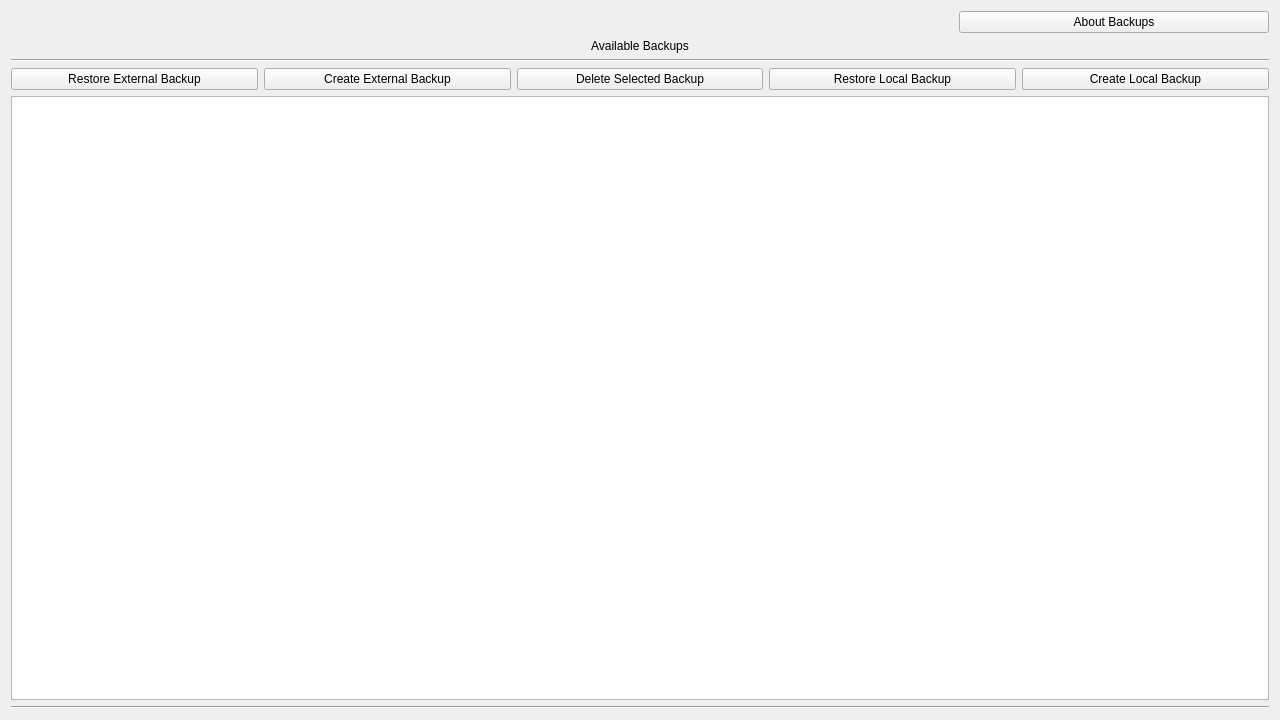
First picture: the form in src/gui/widgets/backupwidget.ui, repository fiffty-50/openPilotLog, before the edit.
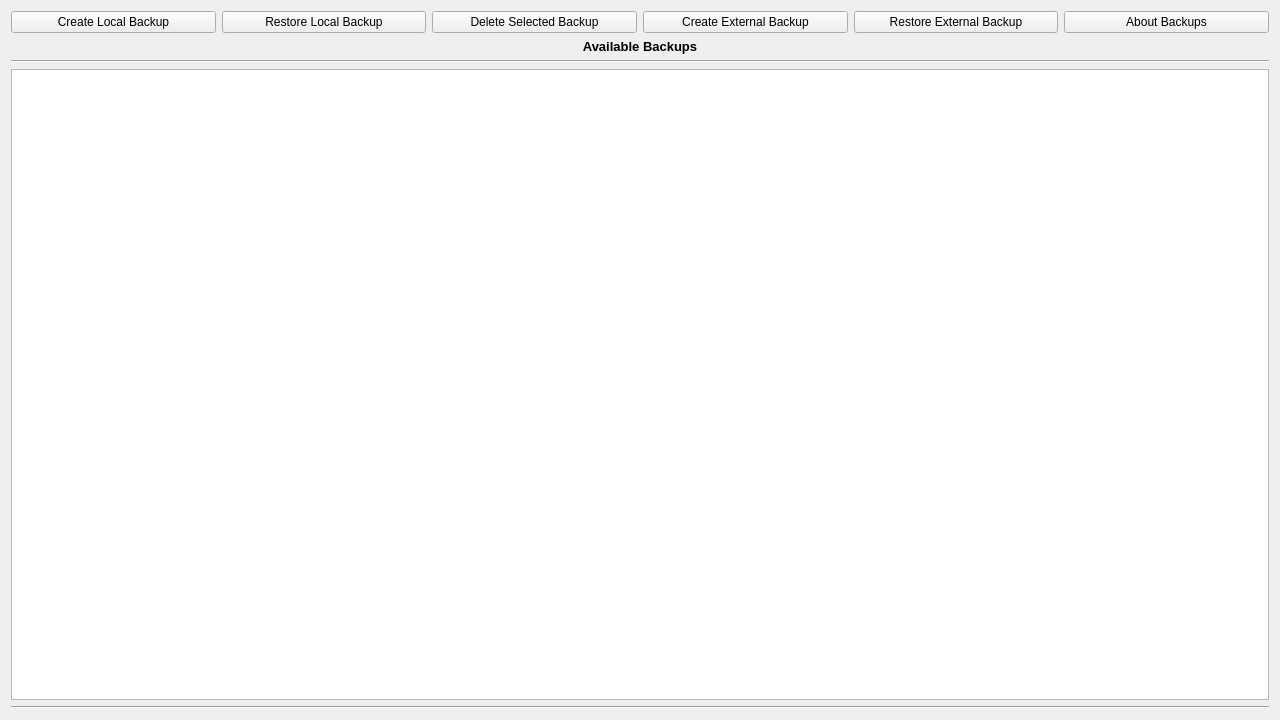
Second picture: the form after the edit.

The edit to the form file:
```diff
--- a/src/gui/widgets/backupwidget.ui
+++ b/src/gui/widgets/backupwidget.ui
@@ -14,6 +14,76 @@
    <string>Form</string>
   </property>
   <layout class="QGridLayout" name="gridLayout">
+   <item row="6" column="0">
+    <widget class="Line" name="line_2">
+     <property name="orientation">
+      <enum>Qt::Horizontal</enum>
+     </property>
+    </widget>
+   </item>
+   <item row="2" column="0">
+    <widget class="QLabel" name="availableBackupsLabel">
+     <property name="font">
+      <font>
+       <pointsize>10</pointsize>
+       <weight>75</weight>
+       <bold>true</bold>
+      </font>
+     </property>
+     <property name="text">
+      <string>Available Backups</string>
+     </property>
+     <property name="alignment">
+      <set>Qt::AlignCenter</set>
+     </property>
+    </widget>
+   </item>
+   <item row="1" column="0">
+    <layout class="QHBoxLayout" name="horizontalLayout_11">
+     <item>
+      <widget class="QPushButton" name="createLocalPushButton">
+       <property name="text">
+        <string>Create Local Backup</string>
+       </property>
+      </widget>
+     </item>
+     <item>
+      <widget class="QPushButton" name="restoreLocalPushButton">
+       <property name="text">
+        <string>Restore Local Backup</string>
+       </property>
+      </widget>
+     </item>
+     <item>
+      <widget class="QPushButton" name="deleteSelectedPushButton">
+       <property name="text">
+        <string>Delete Selected Backup</string>
+       </property>
+      </widget>
+     </item>
+     <item>
+      <widget class="QPushButton" name="createExternalPushButton">
+       <property name="text">
+        <string>Create External Backup</string>
+       </property>
+      </widget>
+     </item>
+     <item>
+      <widget class="QPushButton" name="restoreExternalPushButton">
+       <property name="text">
+        <string>Restore External Backup</string>
+       </property>
+      </widget>
+     </item>
+     <item>
+      <widget class="QPushButton" name="aboutPushButton">
+       <property name="text">
+        <string>About Backups</string>
+       </property>
+      </widget>
+     </item>
+    </layout>
+   </item>
    <item row="4" column="0">
     <widget class="QTableView" name="tableView">
      <property name="sizePolicy">
@@ -45,124 +115,12 @@
      </attribute>
     </widget>
    </item>
-   <item row="2" column="0">
-    <widget class="Line" name="line">
-     <property name="orientation">
-      <enum>Qt::Horizontal</enum>
-     </property>
-    </widget>
-   </item>
-   <item row="6" column="0">
-    <widget class="Line" name="line_2">
-     <property name="orientation">
-      <enum>Qt::Horizontal</enum>
-     </property>
-    </widget>
-   </item>
-   <item row="0" column="0">
-    <layout class="QHBoxLayout" name="horizontalLayout_2">
-     <item>
-      <widget class="QLabel" name="aboutSpacerLabel1">
-       <property name="text">
-        <string/>
-       </property>
-      </widget>
-     </item>
-     <item>
-      <widget class="QLabel" name="aboutSpacerLabel2">
-       <property name="text">
-        <string/>
-       </property>
-      </widget>
-     </item>
-     <item>
-      <widget class="QLabel" name="aboutSpacerLabel3">
-       <property name="text">
-        <string/>
-       </property>
-      </widget>
-     </item>
-     <item>
-      <widget class="QPushButton" name="aboutPushButton">
-       <property name="text">
-        <string>About Backups</string>
-       </property>
-      </widget>
-     </item>
-    </layout>
-   </item>
-   <item row="1" column="0">
-    <layout class="QHBoxLayout" name="horizontalLayout">
-     <item>
-      <widget class="QLabel" name="titleSpacerLabel1">
-       <property name="sizePolicy">
-        <sizepolicy hsizetype="Preferred" vsizetype="Minimum">
-         <horstretch>0</horstretch>
-         <verstretch>0</verstretch>
-        </sizepolicy>
-       </property>
-       <property name="text">
-        <string/>
-       </property>
-      </widget>
-     </item>
-     <item>
-      <widget class="QLabel" name="availableBackupsLabel">
-       <property name="text">
-        <string>Available Backups</string>
-       </property>
-       <property name="alignment">
-        <set>Qt::AlignCenter</set>
-       </property>
-      </widget>
-     </item>
-     <item>
-      <widget class="QLabel" name="titleSpacerLabel2">
-       <property name="text">
-        <string/>
-       </property>
-      </widget>
-     </item>
-    </layout>
-   </item>
    <item row="3" column="0">
-    <layout class="QHBoxLayout" name="horizontalLayout_11">
-     <item>
-      <widget class="QPushButton" name="restoreExternalPushButton">
-       <property name="text">
-        <string>Restore External Backup</string>
-       </property>
-      </widget>
-     </item>
-     <item>
-      <widget class="QPushButton" name="createExternalPushButton">
-       <property name="text">
-        <string>Create External Backup</string>
-       </property>
-      </widget>
-     </item>
-     <item>
-      <widget class="QPushButton" name="deleteSelectedPushButton">
-       <property name="text">
-        <string>Delete Selected Backup</string>
-       </property>
-      </widget>
-     </item>
-     <item>
-      <widget class="QPushButton" name="restoreLocalPushButton">
-       <property name="text">
-        <string>Restore Local Backup</string>
-       </property>
-      </widget>
-     </item>
-     <item>
-      <widget class="QPushButton" name="createLocalPushButton">
-       <property name="text">
-        <string>Create Local Backup</string>
-       </property>
-      </widget>
-     </item>
-    </layout>
+    <widget class="Line" name="line">
+     <property name="orientation">
+      <enum>Qt::Horizontal</enum>
+     </property>
+    </widget>
    </item>
   </layout>
  </widget>
```
